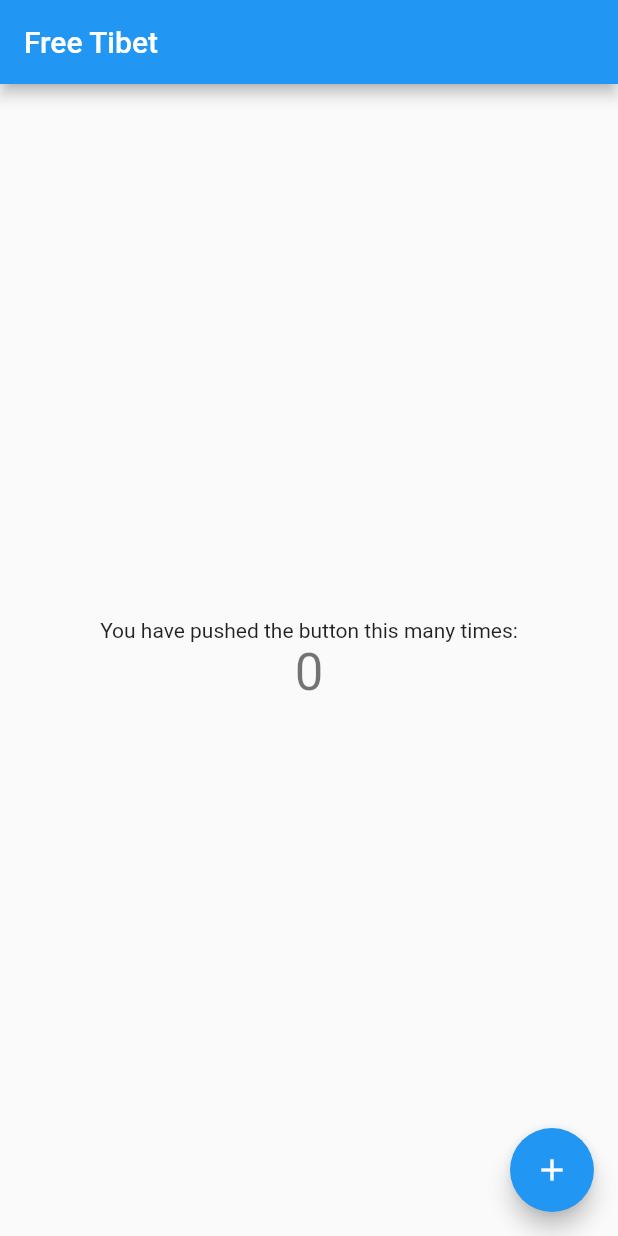
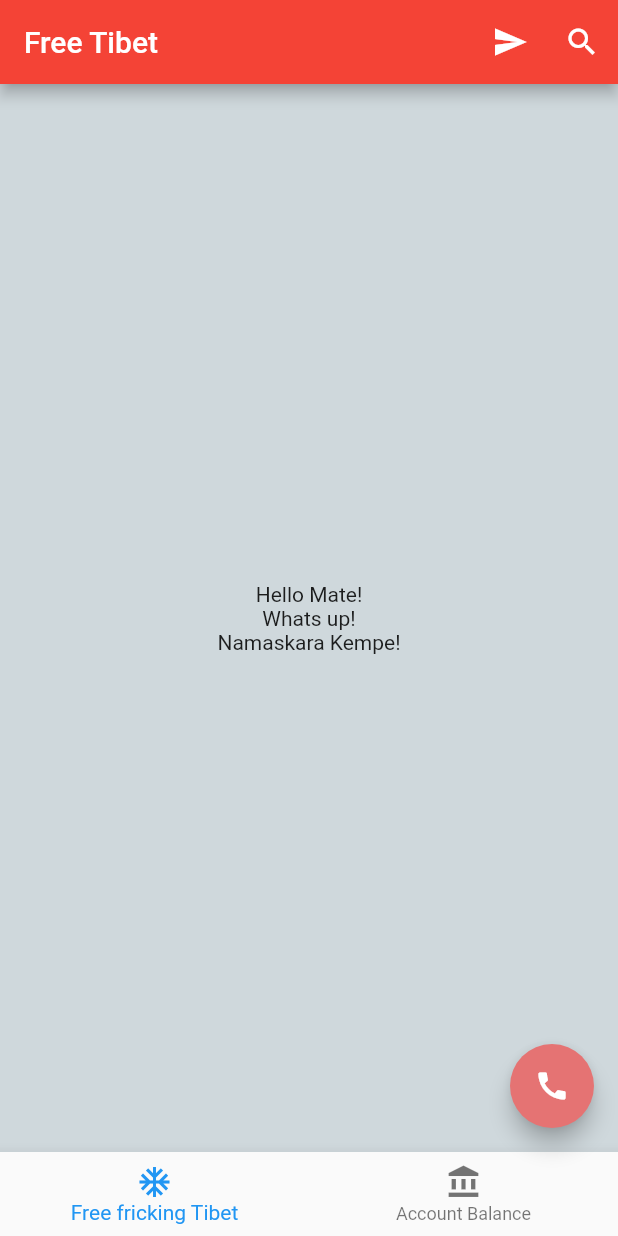
Before and after one commit to rahulakrishna/learn-flutter, a Flutter app: the screen it shows after launch, on a phone screen of 412 x 824 dp. Run offline on Flutter 3.47's test engine with Material 2 defaults, Android fonts, the phone set to English and light mode, and no system bars.

Commit message:
✨ Scaffold with working AppBar, Content, Bottom Navigation and FAB
✨ Great!

```diff
--- a/lib/main.dart
+++ b/lib/main.dart
@@ -1,111 +1,13 @@
-import 'package:flutter/material.dart';
+import "package:flutter/material.dart";
+import 'ui/welcome_home.dart';
+import 'ui/container.dart';
+import 'ui/material_example.dart';
 
-void main() => runApp(MyApp());
-
-class MyApp extends StatelessWidget {
-  // This widget is the root of your application.
-  @override
-  Widget build(BuildContext context) {
-    return MaterialApp(
-      title: 'Free Tibet',
-      theme: ThemeData(
-        // This is the theme of your application.
-        //
-        // Try running your application with "flutter run". You'll see the
-        // application has a blue toolbar. Then, without quitting the app, try
-        // changing the primarySwatch below to Colors.green and then invoke
-        // "hot reload" (press "r" in the console where you ran "flutter run",
-        // or simply save your changes to "hot reload" in a Flutter IDE).
-        // Notice that the counter didn't reset back to zero; the application
-        // is not restarted.
-        primarySwatch: Colors.blue,
-      ),
-      home: MyHomePage(title: 'Free Tibet'),
-    );
-  }
+void main() {
+  runApp(
+    new MaterialApp(
+      title: "Free Tibet",
+      home: new MaterialExample(),
+    ),
+  );
 }
-
-class MyHomePage extends StatefulWidget {
-  MyHomePage({Key key, this.title}) : super(key: key);
-
-  // This widget is the home page of your application. It is stateful, meaning
-  // that it has a State object (defined below) that contains fields that affect
-  // how it looks.
-
-  // This class is the configuration for the state. It holds the values (in this
-  // case the title) provided by the parent (in this case the App widget) and
-  // used by the build method of the State. Fields in a Widget subclass are
-  // always marked "final".
-
-  final String title;
-
-  @override
-  _MyHomePageState createState() => _MyHomePageState();
-}
-
-class _MyHomePageState extends State<MyHomePage> {
-  int _counter = 0;
-
-  void _incrementCounter() {
-    setState(() {
-      // This call to setState tells the Flutter framework that something has
-      // changed in this State, which causes it to rerun the build method below
-      // so that the display can reflect the updated values. If we changed
-      // _counter without calling setState(), then the build method would not be
-      // called again, and so nothing would appear to happen.
-      _counter++;
-    });
-  }
-
-  @override
-  Widget build(BuildContext context) {
-    // This method is rerun every time setState is called, for instance as done
-    // by the _incrementCounter method above.
-    //
-    // The Flutter framework has been optimized to make rerunning build methods
-    // fast, so that you can just rebuild anything that needs updating rather
-    // than having to individually change instances of widgets.
-    return Scaffold(
-      appBar: AppBar(
-        // Here we take the value from the MyHomePage object that was created by
-        // the App.build method, and use it to set our appbar title.
-        title: Text(widget.title),
-      ),
-      body: Center(
-        // Center is a layout widget. It takes a single child and positions it
-        // in the middle of the parent.
-        child: Column(
-          // Column is also layout widget. It takes a list of children and
-          // arranges them vertically. By default, it sizes itself to fit its
-          // children horizontally, and tries to be as tall as its parent.
-          //
-          // Invoke "debug painting" (press "p" in the console, choose the
-          // "Toggle Debug Paint" action from the Flutter Inspector in Android
-          // Studio, or the "Toggle Debug Paint" command in Visual Studio Code)
-          // to see the wireframe for each widget.
-          //
-          // Column has various properties to control how it sizes itself and
-          // how it positions its children. Here we use mainAxisAlignment to
-          // center the children vertically; the main axis here is the vertical
-          // axis because Columns are vertical (the cross axis would be
-          // horizontal).
-          mainAxisAlignment: MainAxisAlignment.center,
-          children: <Widget>[
-            Text(
-              'You have pushed the button this many times:',
-            ),
-            Text(
-              '$_counter',
-              style: Theme.of(context).textTheme.display1,
-            ),
-          ],
-        ),
-      ),
-      floatingActionButton: FloatingActionButton(
-        onPressed: _incrementCounter,
-        tooltip: 'Increment',
-        child: Icon(Icons.add),
-      ), // This trailing comma makes auto-formatting nicer for build methods.
-    );
-  }
-}
--- /dev/null
+++ b/lib/ui/material_example.dart
@@ -0,0 +1,64 @@
+import "package:flutter/material.dart";
+
+class MaterialExample extends StatelessWidget {
+  _search() {
+    print('Search happened!');
+  }
+
+  _kempeWelcome() {
+    debugPrint('Welcome Kempe');
+  }
+
+  @override
+  Widget build(BuildContext context) {
+    return new Scaffold(
+      backgroundColor: Colors.blueGrey.shade100,
+      appBar: new AppBar(
+        backgroundColor: Colors.red,
+        title: new Text("Free Tibet"),
+        actions: <Widget>[
+          new IconButton(
+            color: Colors.white,
+            icon: new Icon(Icons.send),
+            onPressed: () => debugPrint('Send a message'),
+          ),
+          new IconButton(
+            color: Colors.white,
+            icon: new Icon(Icons.search),
+            onPressed: _search,
+          )
+        ],
+      ),
+      body: new Container(
+          alignment: Alignment.center,
+          child: new Column(
+            mainAxisAlignment: MainAxisAlignment.center,
+            children: <Widget>[
+              new Text('Hello Mate!'),
+              new Text("Whats up!"),
+              new InkWell(
+                child: new Text('Namaskara Kempe!'),
+                onTap: _kempeWelcome,
+              )
+            ],
+          )),
+      floatingActionButton: new FloatingActionButton(
+          onPressed: () => debugPrint('Floating Action Button'),
+          backgroundColor: Colors.red.shade300,
+          tooltip: 'Access Emails',
+          child: new Icon(Icons.call)),
+      bottomNavigationBar: new BottomNavigationBar(
+        items: [
+          new BottomNavigationBarItem(
+              icon: new Icon(Icons.ac_unit),
+              title: new Text('Free fricking Tibet')),
+          new BottomNavigationBarItem(
+            icon: new Icon(Icons.account_balance),
+            title: new Text('Account Balance'),
+          ),
+        ],
+        onTap: (int i) => debugPrint('$i clicked'),
+      ),
+    );
+  }
+}
```
